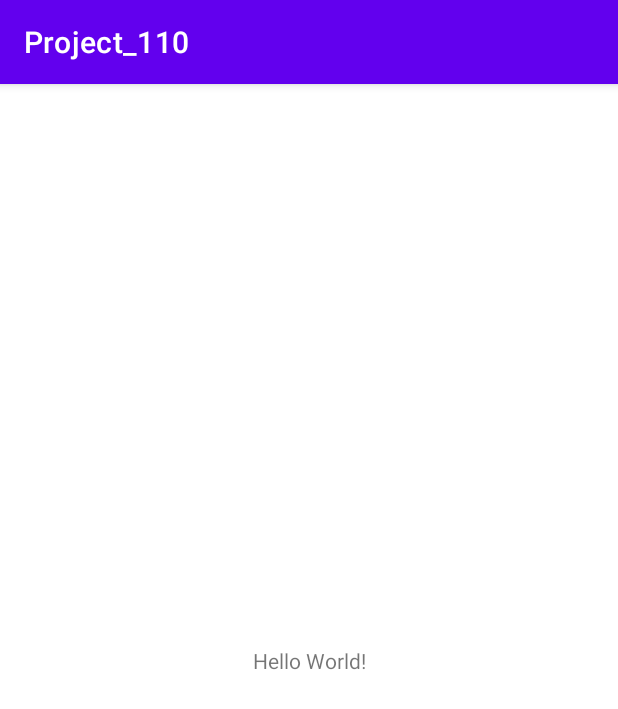
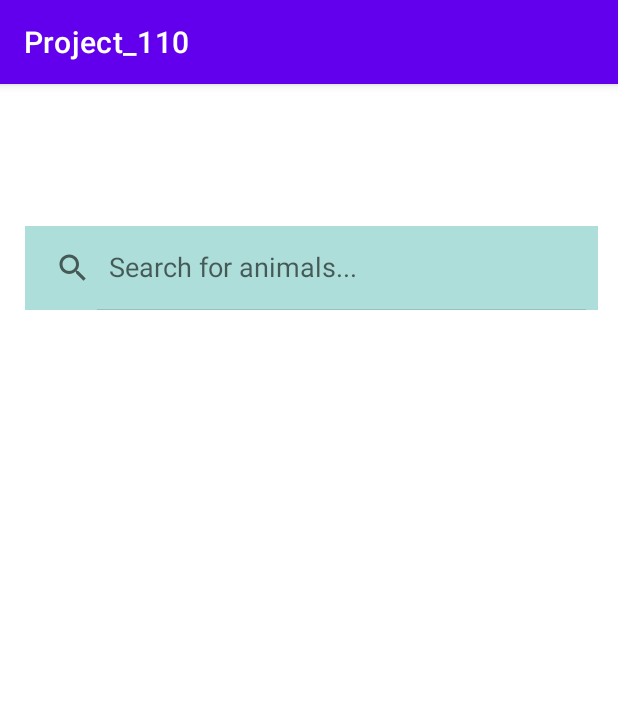
Before and after one commit to cubinCheese/Zoo-Seeker-App, an Android app: the MainActivity screen opened directly, with no data from a screen before it, on a phone screen of 412 x 824 dp. Shown: the top 709 px of the screen. Run offline under Robolectric (Android 15) with nearby library versions, the phone set to English and light mode, and no system bars.

Commit message:
Added Search Bar (#27)

```diff
--- a/app/src/main/java/com/example/project_110/MainActivity.java
+++ b/app/src/main/java/com/example/project_110/MainActivity.java
@@ -3,11 +3,17 @@ package com.example.project_110;
 import androidx.appcompat.app.AppCompatActivity;
 
 import android.content.Intent;
+
 import android.os.Bundle;
+import android.widget.SearchView;
+
+import androidx.appcompat.app.AppCompatActivity;
 
 import java.util.Map;
 
 public class MainActivity extends AppCompatActivity {
+
+    SearchBar searchbar;
 
     @Override
     protected void onCreate(Bundle savedInstanceState) {
@@ -15,12 +21,15 @@ public class MainActivity extends AppCompatActivity {
         setContentView(R.layout.activity_main);
 
         // initializing new Map searchable by tags // & list of vertex info
-      //  Map<String, ZooData.VertexInfo> vInfo = ZooData.loadVertexInfoJSON(this, "sample_node_info.json");
-       // VertexList vertexList = new VertexList(vInfo);
+        Map<String, ZooData.VertexInfo> vInfo = ZooData.loadVertexInfoJSON(this, "sample_node_info.json");
+        VertexList vertexList = new VertexList(vInfo);
 
 
         Intent intent = new Intent(this, SearchDisplayActivity.class);
         startActivity(intent);
+
+        SearchView search = (SearchView) findViewById(R.id.search);
+        searchbar = new SearchBar(search);
     }
 
 }
--- /dev/null
+++ b/app/src/main/java/com/example/project_110/SearchBar.java
@@ -0,0 +1,24 @@
+package com.example.project_110;
+
+import android.widget.SearchView;
+
+public class SearchBar implements SearchView.OnQueryTextListener {
+    private SearchView search;
+
+    public SearchBar(SearchView search) {
+        this.search = search;
+        search.setOnQueryTextListener(this);
+    }
+
+    @Override
+    public boolean onQueryTextSubmit(String s) {
+        return false;
+    }
+
+    @Override
+    public boolean onQueryTextChange(String s) {
+        System.out.println(s);
+        //PUT SEARCH METHOD HERE
+        return false;
+    }
+}
--- a/app/src/main/res/layout/activity_main.xml
+++ b/app/src/main/res/layout/activity_main.xml
@@ -6,13 +6,17 @@
     android:layout_height="match_parent"
     tools:context=".MainActivity">
 
-    <TextView
-        android:layout_width="wrap_content"
-        android:layout_height="wrap_content"
-        android:text="Hello World!"
+    <SearchView
+        android:id="@+id/search"
+        android:layout_width="382dp"
+        android:layout_height="56dp"
+        android:background="#ADDED9"
+        android:queryHint="Search for animals..."
+        android:iconifiedByDefault="false"
         app:layout_constraintBottom_toBottomOf="parent"
+        app:layout_constraintHorizontal_bias="0.551"
         app:layout_constraintLeft_toLeftOf="parent"
         app:layout_constraintRight_toRightOf="parent"
-        app:layout_constraintTop_toTopOf="parent" />
-
+        app:layout_constraintTop_toTopOf="parent"
+        app:layout_constraintVertical_bias="0.133" />
 </androidx.constraintlayout.widget.ConstraintLayout>
```
